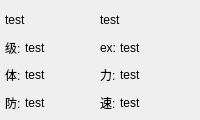
BuWH/Pokemon, file singlecreature/singlecreature.ui: the form before one commit.
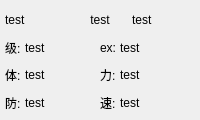
The form after the commit.

Patch:
```diff
--- a/singlecreature/singlecreature.ui
+++ b/singlecreature/singlecreature.ui
@@ -86,6 +86,31 @@
                                 </property>
                             </widget>
                         </item>
+                        <item>
+                            <widget class="QLabel" name="property">
+                                <property name="sizePolicy">
+                                    <sizepolicy hsizetype="Preferred" vsizetype="Preferred">
+                                        <horstretch>0</horstretch>
+                                        <verstretch>0</verstretch>
+                                    </sizepolicy>
+                                </property>
+                                <property name="minimumSize">
+                                    <size>
+                                        <width>50</width>
+                                        <height>30</height>
+                                    </size>
+                                </property>
+                                <property name="layoutDirection">
+                                    <enum>Qt::LeftToRight</enum>
+                                </property>
+                                <property name="text">
+                                    <string>test</string>
+                                </property>
+                                <property name="alignment">
+                                    <set>Qt::AlignCenter</set>
+                                </property>
+                            </widget>
+                        </item>
                         <item>
                             <widget class="QLabel" name="type">
                                 <property name="sizePolicy">
```
